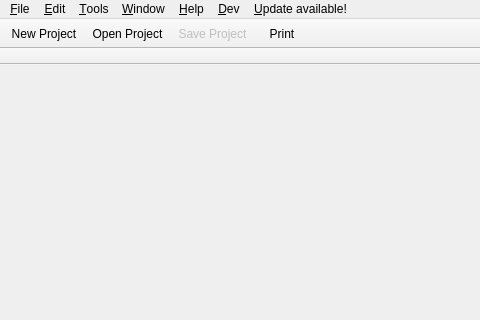
Old version of the form src/app/ui/gt_mainwin.ui in the repository dlr-gtlab/gtlab-core; both pictures show x 0 to 480 and y 0 to 320 of the 1009 by 727 pixel window.
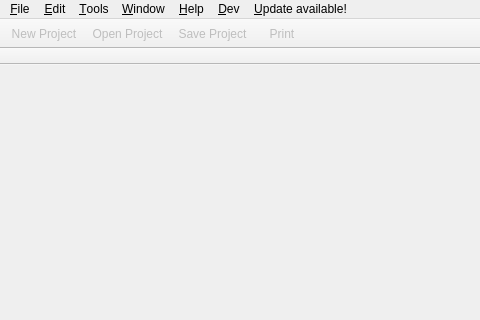
New version of the form. Icons and pictures are not drawn.

Diff of the .ui file:
```diff
--- a/src/app/ui/gt_mainwin.ui
+++ b/src/app/ui/gt_mainwin.ui
@@ -174,6 +174,9 @@
   </widget>
   <widget class="QStatusBar" name="statusbar"/>
   <widget class="QToolBar" name="projectToolBar">
+   <property name="enabled">
+    <bool>false</bool>
+   </property>
    <property name="windowTitle">
     <string>Project ToolBar</string>
    </property>
@@ -191,6 +194,9 @@
    <addaction name="actionSave_Project"/>
   </widget>
   <widget class="QToolBar" name="undoBar">
+   <property name="enabled">
+    <bool>false</bool>
+   </property>
    <property name="sizePolicy">
     <sizepolicy hsizetype="Expanding" vsizetype="Fixed">
      <horstretch>0</horstretch>
```
Left out of the diff: 4 changed lines with no effect on the pictures.
